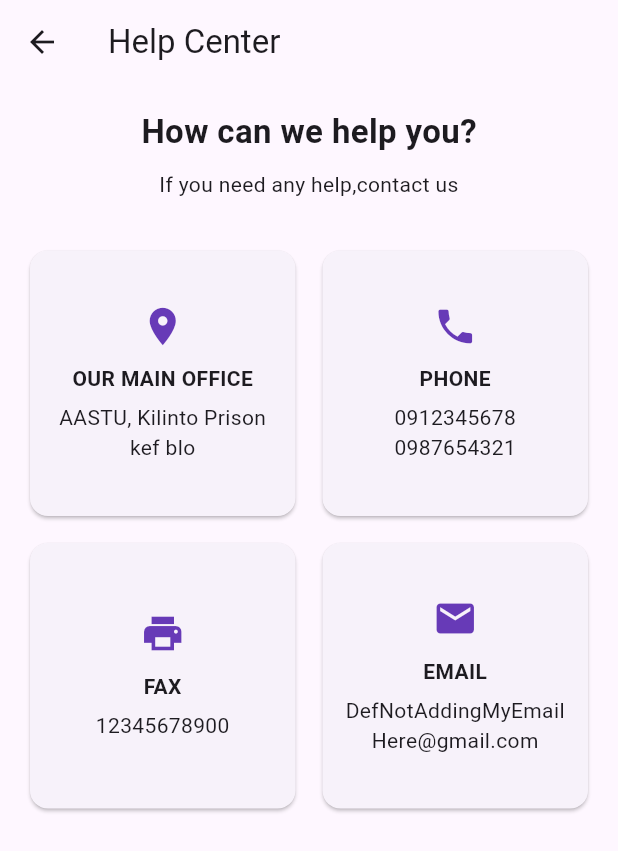
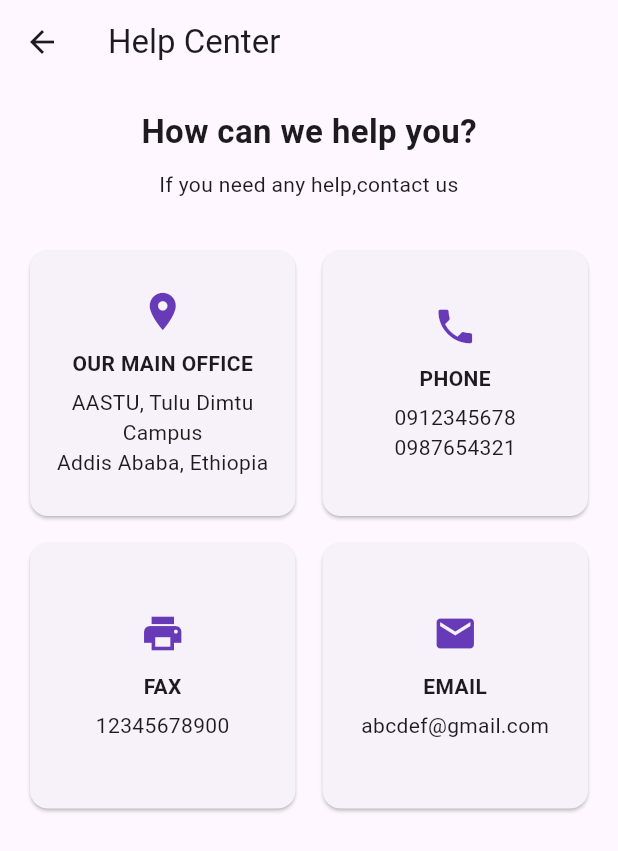
Before and after one commit to Yeabsiramichael5/GDG-Capstone-Project, a Flutter app: the HelpPage screen opened directly, on a phone screen of 412 x 824 dp. Shown: the top 851 px of the screen. Run offline on Flutter 3.47's test engine with Material 3 defaults, Android fonts, the phone set to English and light mode, and no system bars; our stand-ins replace share_plus; network calls fail.

Commit message:
minor text edits

```diff
--- a/lib/contact_page.dart
+++ b/lib/contact_page.dart
@@ -50,7 +50,7 @@ class ContactPage extends StatelessWidget {
             Row(
               mainAxisAlignment: MainAxisAlignment.spaceEvenly,
               children: const [
-                _ContactInfo(icon: Icons.directions_run, title: "Abou App", subtitle: "Shopping App\nLast Group"),
+                _ContactInfo(icon: Icons.directions_run, title: "About App", subtitle: "Shopping App\nLast Group"),
                 _ContactInfo(icon: Icons.phone, title: "PHONE", subtitle: "0912345678\n0987654321"),
                 _ContactInfo(icon: Icons.location_on, title: "LOCATION", subtitle: "AASTU,\nAddis Ababa, Ethiopia"),
               ],
--- a/lib/help_page.dart
+++ b/lib/help_page.dart
@@ -25,10 +25,10 @@ class HelpPage extends StatelessWidget {
                 crossAxisSpacing: 10,
                 mainAxisSpacing: 10,
                 children: const [
-                  _HelpCard(icon: Icons.location_on, title: "OUR MAIN OFFICE", info: "AASTU, Kilinto Prison kef blo"),
+                  _HelpCard(icon: Icons.location_on, title: "OUR MAIN OFFICE", info: "AASTU, Tulu Dimtu Campus\nAddis Ababa, Ethiopia"),
                   _HelpCard(icon: Icons.phone, title: "PHONE", info: "0912345678\n0987654321"),
                   _HelpCard(icon: Icons.print, title: "FAX", info: "12345678900"),
-                  _HelpCard(icon: Icons.email, title: "EMAIL", info: "DefNotAddingMyEmailHere@gmail.com"),
+                  _HelpCard(icon: Icons.email, title: "EMAIL", info: "abcdef@gmail.com"),
                 ],
               ),
             )
```
